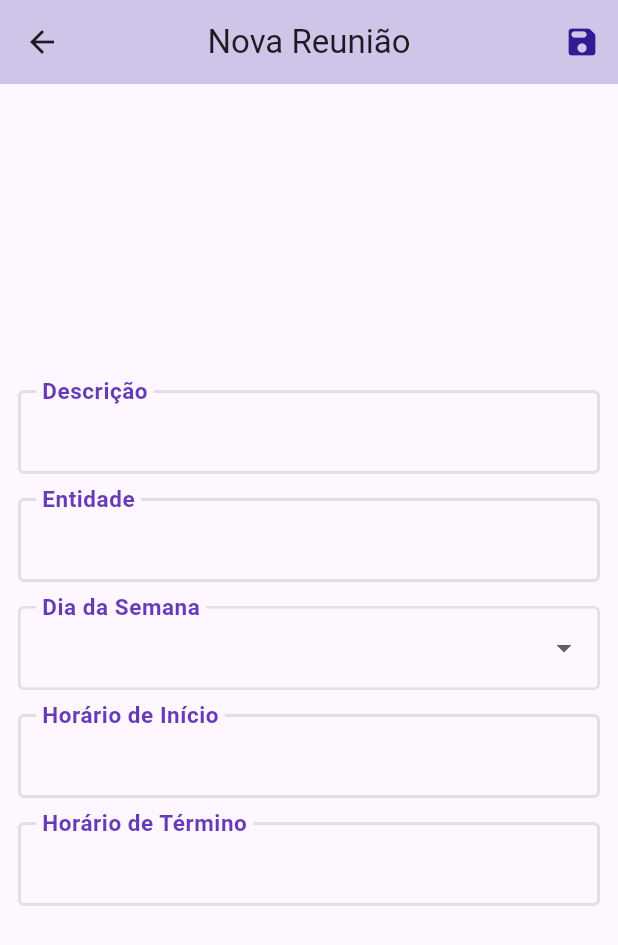
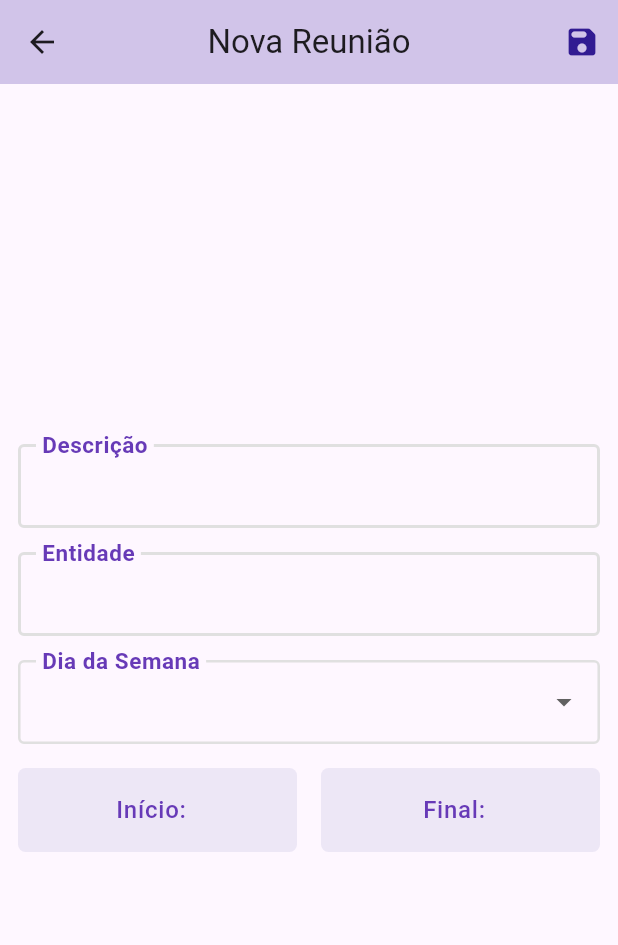
Before and after one commit to NEMJ/meetings, a Flutter app: the MeetingDetailPage screen opened directly, on a phone screen of 412 x 824 dp. Shown: the top 945 px of the screen. Run offline on Flutter 3.47's test engine with Material 3 defaults, Android fonts, the phone set to English and light mode, and no system bars; our stand-ins replace cloud_firestore, firebase_core; accounts and stored records are empty.

Commit message:
time adjustment buttons added

```diff
--- a/lib/pages/meeting_detail_page.dart
+++ b/lib/pages/meeting_detail_page.dart
@@ -4,6 +4,7 @@ import '../services/firebase_meeting_service.dart';
 import '../models/meeting_model.dart';
 import '../widgets/text_form_field_widget.dart';
 import '../widgets/dropdown_button_form_field_widget.dart';
+import '../widgets/time_list_tile_widget.dart';
 
 class MeetingDetailPage extends StatefulWidget {
   final MeetingModel? meeting;
@@ -19,7 +20,6 @@ class MeetingDetailPage extends StatefulWidget {
 
 class _MeetingDetailPageState extends State<MeetingDetailPage> {
   final _formKey = GlobalKey<FormState>();
-
   final firebaseServiceMeeting = FirebaseServiceMeeting.instance;
 
   final _descricaoController = TextEditingController();
@@ -58,7 +58,7 @@ class _MeetingDetailPageState extends State<MeetingDetailPage> {
           (content: Text('Reunião "${_descricaoController.text}" salva com sucesso'),
         ),
       ));
-      Navigator.of(context).pop();
+    Navigator.of(context).pop();
   }
 
   @override
@@ -111,13 +111,12 @@ class _MeetingDetailPageState extends State<MeetingDetailPage> {
                 listItems: const ['Segunda', 'Terça', 'Quarta', 'Quinta', 'Sexta', 'Sábado', 'Domingo'],
                 onChanged: (option) => _diaSemanaController.text = option!,
               ),
-              TextFormFieldWidget(
-                label: 'Horário de Início',
-                controller: _horarioInicioController,
-              ),
-              TextFormFieldWidget(
-                label: 'Horário de Término',
-                controller: _horarioTerminoController,
+              Row(
+                children: [
+                  TimeListTileWidget(label: 'Início: ', controller: _horarioInicioController),
+                  const SizedBox(width: 16),
+                  TimeListTileWidget(label: 'Final: ', controller: _horarioTerminoController),
+                ]
               ),
             ],
           ),
--- a/lib/widgets/meeting_list_tile_widget.dart
+++ b/lib/widgets/meeting_list_tile_widget.dart
@@ -2,16 +2,16 @@ import 'package:flutter/material.dart';
 import '../models/meeting_model.dart';
 
 class MeetingListTileWidget extends StatelessWidget {
-  final MeetingModel meeting;
-  final Function()? onTap;
-  final void Function() onPressedIcon;
-
   const MeetingListTileWidget({
     required this.meeting,
     this.onTap,
     required this.onPressedIcon,
     super.key
   });
+
+  final MeetingModel meeting;
+  final Function()? onTap;
+  final void Function() onPressedIcon;
 
   @override
   Widget build(BuildContext context) {
--- a/lib/widgets/text_form_field_widget.dart
+++ b/lib/widgets/text_form_field_widget.dart
@@ -1,14 +1,16 @@
 import 'package:flutter/material.dart';
 
 class TextFormFieldWidget extends StatelessWidget {
-  final String label;
-  final TextEditingController controller;
-
   const TextFormFieldWidget({
     required this.label,
     required this.controller,
+    this.onTap,
     super.key
   });
+
+  final String label;
+  final TextEditingController controller;
+  final Function()? onTap;
 
   @override
   Widget build(BuildContext context) {
@@ -16,6 +18,7 @@ class TextFormFieldWidget extends StatelessWidget {
       padding: const EdgeInsets.only(bottom: 16.0),
       child: TextFormField(
         controller: controller,
+        onTap: onTap,
         decoration: InputDecoration(
           floatingLabelBehavior: FloatingLabelBehavior.always,
           labelText: label,
--- /dev/null
+++ b/lib/widgets/time_list_tile_widget.dart
@@ -0,0 +1,54 @@
+import 'package:flutter/material.dart';
+
+class TimeListTileWidget extends StatefulWidget {
+  const TimeListTileWidget({
+    required this.controller,
+    this.label,
+    super.key,
+  });
+
+  final TextEditingController controller;
+  final String? label;
+
+  @override
+  State<TimeListTileWidget> createState() => _TimeListTileWidgetState();
+}
+
+class _TimeListTileWidgetState extends State<TimeListTileWidget> {
+
+  TimeOfDay selectedTime = TimeOfDay.now();
+
+  @override
+  Widget build(BuildContext context) {
+    return Flexible(
+      child: Padding(
+        padding: const EdgeInsets.only(bottom: 16),
+        child: ListTile(
+          onTap: () async {
+            final TimeOfDay? timeOfDay = await showTimePicker(
+              context: context,
+              initialTime: selectedTime,
+              initialEntryMode: TimePickerEntryMode.dial,
+            );
+            if(timeOfDay != null) {
+              setState(() => selectedTime = timeOfDay);
+              widget.controller.text = "${timeOfDay.hourOfPeriod.toString().padLeft(2, '0')}:${timeOfDay.minute.toString().padLeft(2, '0')} ${timeOfDay.period.name.toUpperCase()}";
+            }
+          },
+          tileColor: Colors.deepPurple.shade50,
+          title: Text(
+            "${widget.label}${widget.controller.text}",
+            textAlign: TextAlign.center,
+            style: const TextStyle(
+              color: Colors.deepPurple,
+              fontWeight: FontWeight.w500,
+            ),
+          ),
+          shape: RoundedRectangleBorder(
+            borderRadius: BorderRadius.circular(5),
+          ),
+        ),
+      ),
+    );
+  }
+}
```
